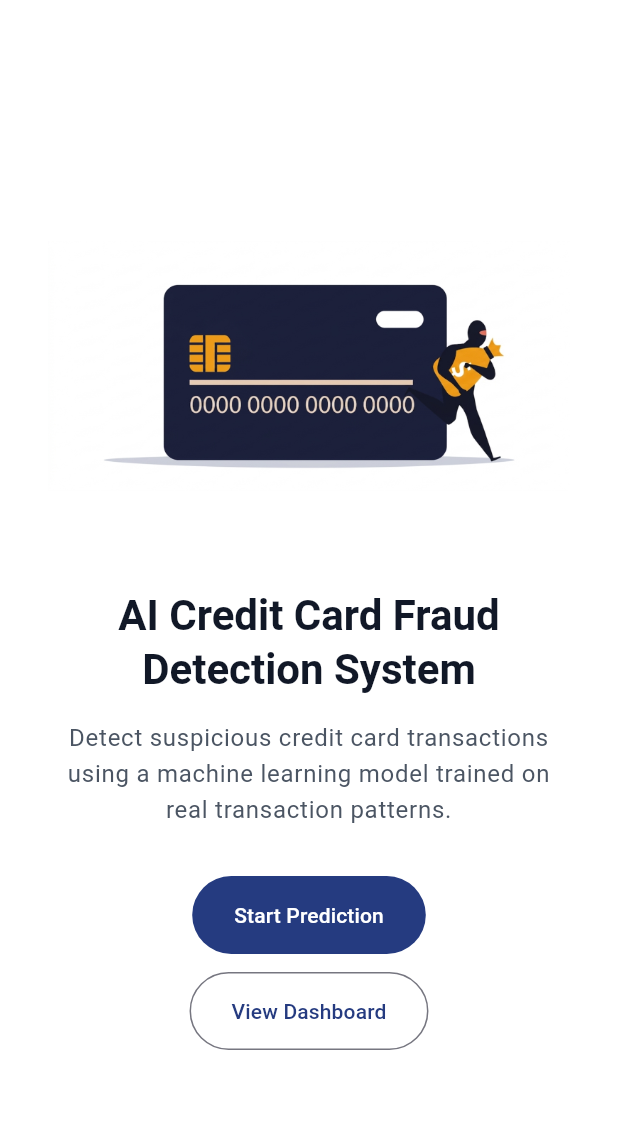
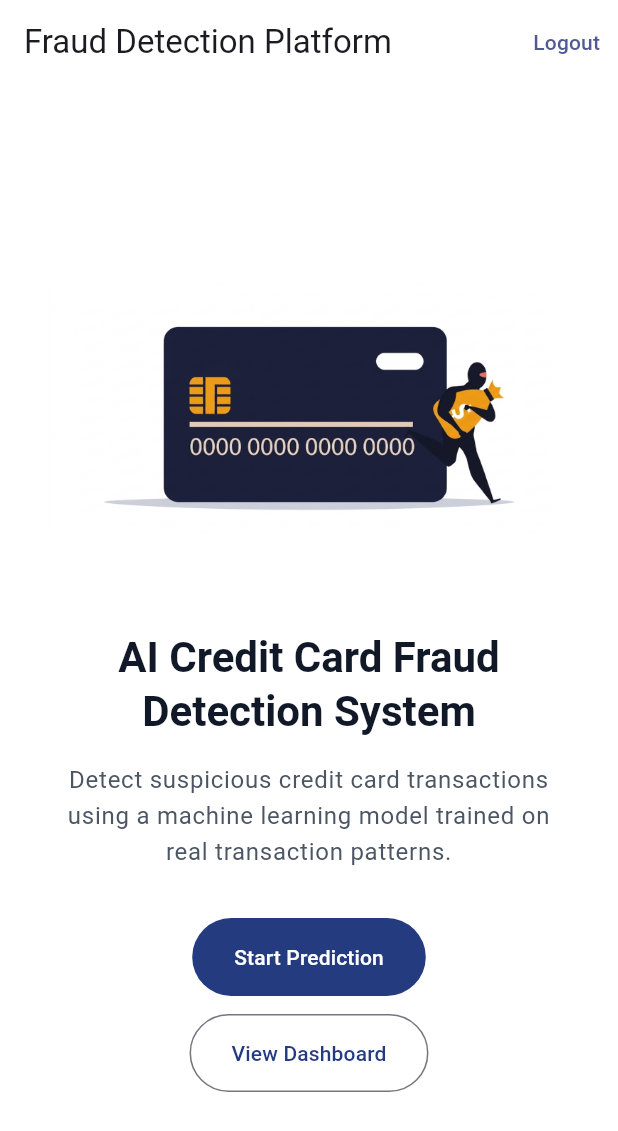
Before and after one commit to AbhishekPurbey02/fraud-detection-ml-system, a Flutter app: the HomeScreen screen opened directly, on a phone screen of 412 x 824 dp. Shown: the top 1131 px of the screen. Run offline on Flutter 3.47's test engine with Material 3 defaults, Android fonts, the phone set to English and light mode, and no system bars.

Commit message:
Added logout button UI and Functionalities in the homescreen

```diff
--- a/flutter_app/fraud_detection_app/lib/screens/home_screen.dart
+++ b/flutter_app/fraud_detection_app/lib/screens/home_screen.dart
@@ -1,4 +1,5 @@
 import 'package:flutter/material.dart';
+import 'package:fraud_detection_app/screens/login_screen.dart';
 import 'prediction_screen.dart';
 import 'dashboard_screen.dart';
 
@@ -22,6 +23,21 @@ class HomeScreen extends StatelessWidget {
   @override
   Widget build(BuildContext context) {
     return Scaffold(
+      appBar: AppBar(
+        title: const Text('Fraud Detection Platform'),
+        backgroundColor: Colors.white,
+        actions: [
+          TextButton(
+            onPressed: () {
+              Navigator.pushReplacement(
+                context,
+                MaterialPageRoute(builder: (context) => const LoginScreen()),
+              );
+            },
+            child: const Text('Logout'),
+          ),
+        ],
+      ),
       backgroundColor: Colors.white,
       body: SafeArea(
         child: LayoutBuilder(
```
